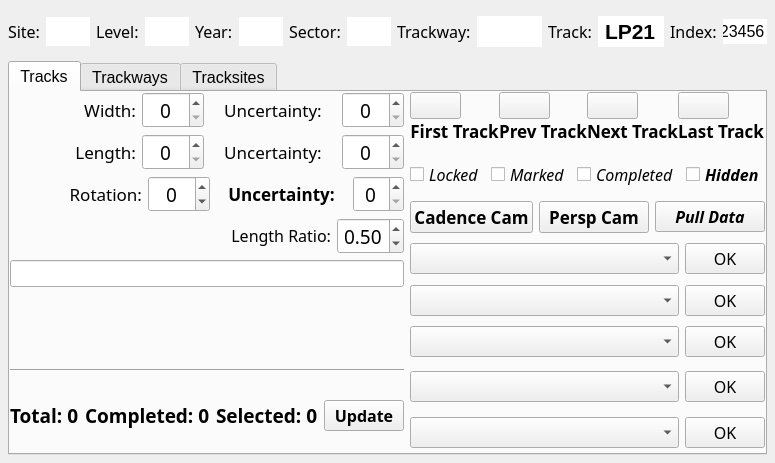
First picture: the form in resources/widget/tools/TrackwayManagerWidget/TrackwayManagerWidget.ui, repository sernst/Cadence, before the edit.
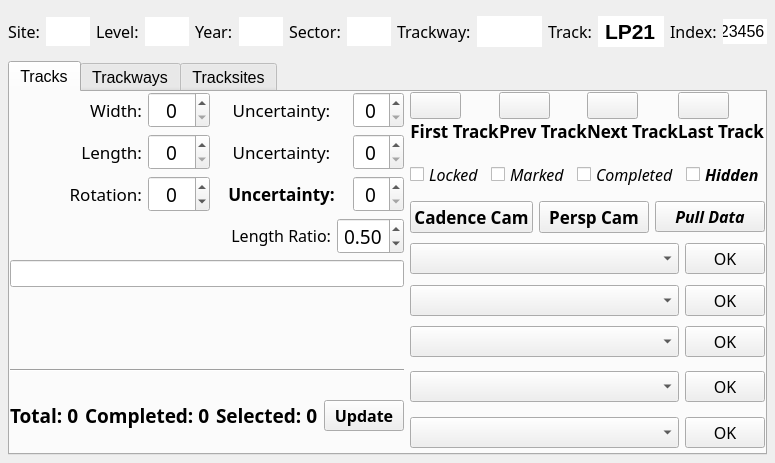
Second picture: the form after the edit. Icons and pictures are not drawn.

Commit message: KAS: operational version.

The edit to the form file:
```diff
--- a/resources/widget/tools/TrackwayManagerWidget/TrackwayManagerWidget.ui
+++ b/resources/widget/tools/TrackwayManagerWidget/TrackwayManagerWidget.ui
@@ -518,7 +518,7 @@
                 <number>0</number>
                </property>
                <property name="maximum">
-                <double>100.000000000000000</double>
+                <double>10.000000000000000</double>
                </property>
                <property name="singleStep">
                 <double>1.000000000000000</double>
@@ -654,7 +654,7 @@
                 <number>0</number>
                </property>
                <property name="maximum">
-                <double>100.000000000000000</double>
+                <double>10.000000000000000</double>
                </property>
                <property name="singleStep">
                 <double>1.000000000000000</double>
```
The commit also changes 2 other files.
